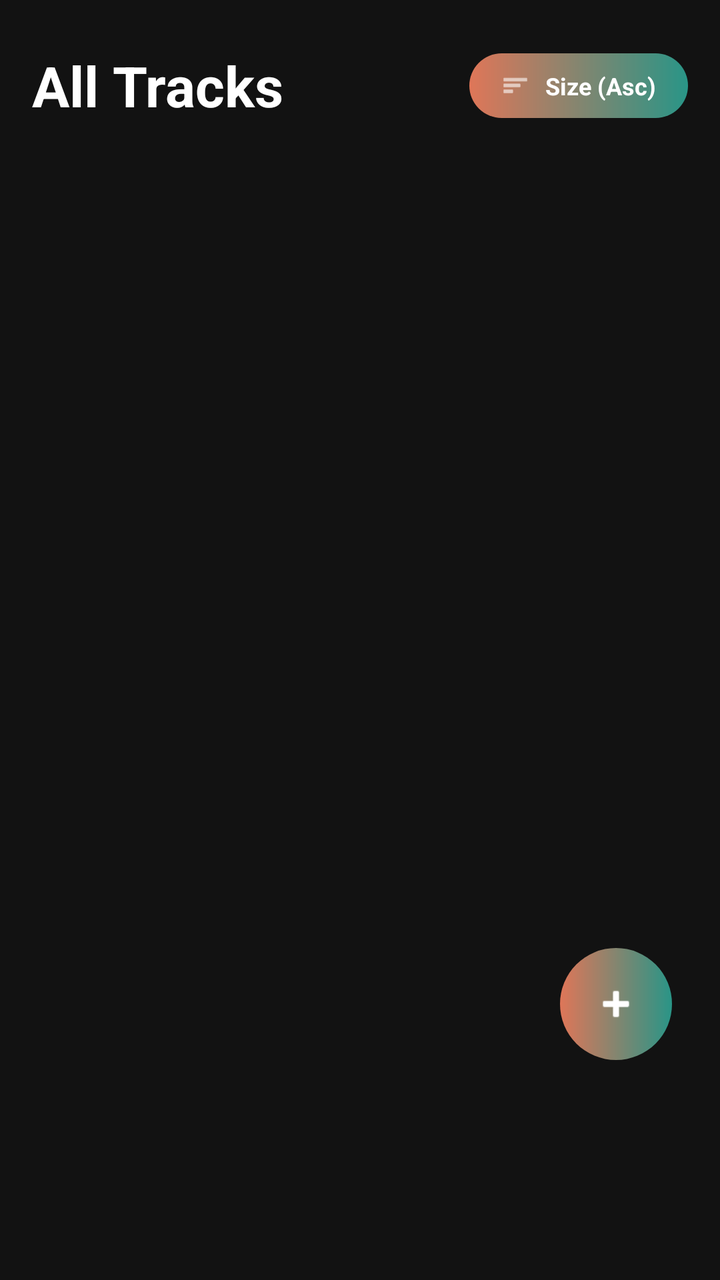
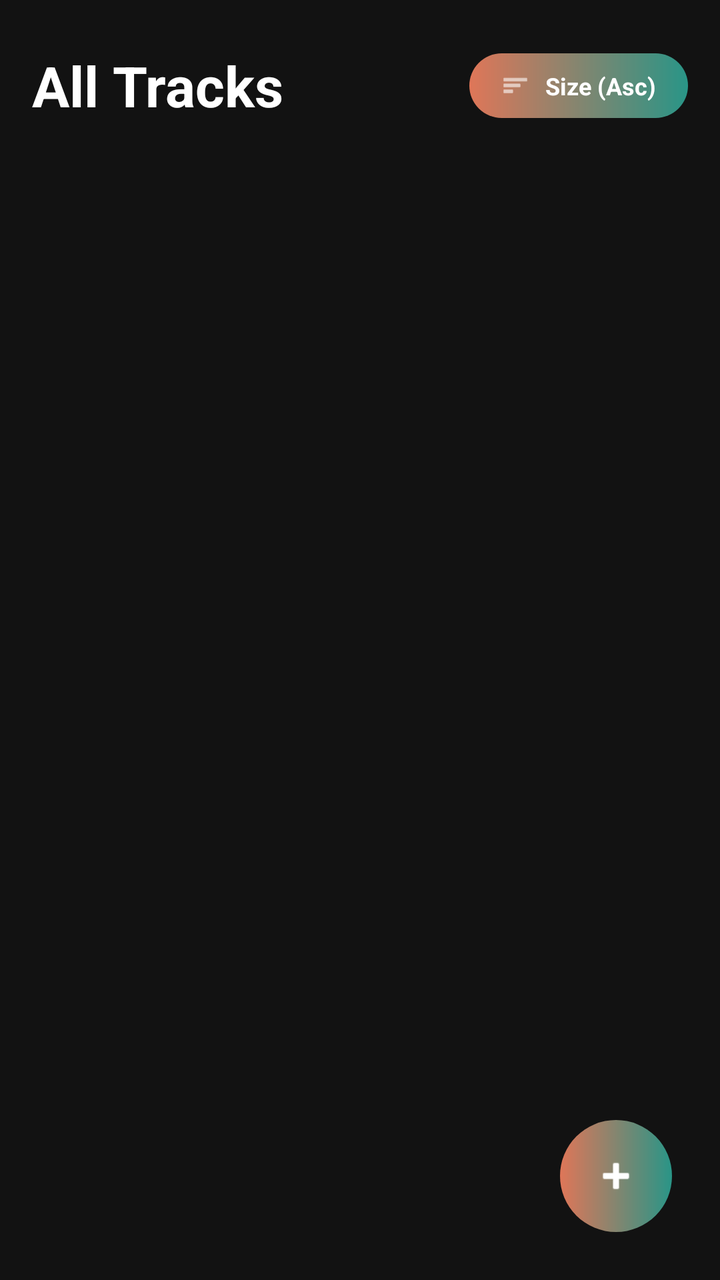

Before-and-after screenshots of an Android layout around one commit, followed by the original layout XML and the change that was made.
<!-- AndroidManifest.xml: application theme Theme.ViBePlayer -->
<!-- res/layout/fragment_local_tracks.xml -->
<?xml version="1.0" encoding="utf-8"?>
<androidx.constraintlayout.widget.ConstraintLayout xmlns:android="http://schemas.android.com/apk/res/android"
    xmlns:app="http://schemas.android.com/apk/res-auto"
    xmlns:tools="http://schemas.android.com/tools"
    android:layout_width="match_parent"
    android:layout_height="match_parent"
    android:background="@color/vibe_black"
    android:paddingTop="16dp">

    <TextView
        android:id="@+id/txtAllTracksHeader"
        android:layout_width="wrap_content"
        android:layout_height="wrap_content"
        android:layout_marginStart="16dp"
        android:layout_marginTop="8dp"
        android:text="All Tracks"
        android:textColor="@color/white"
        android:textSize="28sp"
        android:textStyle="bold"
        app:layout_constraintStart_toStartOf="parent"
        app:layout_constraintTop_toTopOf="parent" />

    <LinearLayout
        android:id="@+id/btnSort"
        android:layout_width="wrap_content"
        android:layout_height="wrap_content"
        android:layout_marginEnd="16dp"
        android:background="@drawable/bg_chip_outline"
        android:gravity="center_vertical"
        android:orientation="horizontal"
        android:paddingHorizontal="16dp"
        android:paddingVertical="8dp"
        app:layout_constraintBottom_toBottomOf="@id/txtAllTracksHeader"
        app:layout_constraintEnd_toEndOf="parent"
        app:layout_constraintTop_toTopOf="@id/txtAllTracksHeader">

        <ImageView
            android:layout_width="14dp"
            android:layout_height="14dp"
            android:src="@android:drawable/ic_menu_sort_by_size"
            app:tint="@color/white" />

        <TextView
            android:layout_width="wrap_content"
            android:layout_height="wrap_content"
            android:layout_marginStart="8dp"
            android:text="Size (Asc)"
            android:textColor="@color/white"
            android:textSize="12sp"
            android:textStyle="bold" />
    </LinearLayout>

    <androidx.recyclerview.widget.RecyclerView
        android:id="@+id/rvAllTracks"
        android:layout_width="match_parent"
        android:layout_height="0dp"
        android:layout_marginTop="16dp"
        android:clipToPadding="false"
        android:paddingBottom="120dp"
        app:layoutManager="androidx.recyclerview.widget.LinearLayoutManager"
        app:layout_constraintBottom_toBottomOf="parent"
        app:layout_constraintTop_toBottomOf="@id/txtAllTracksHeader"
        tools:itemCount="12"
        tools:listitem="@layout/item_song_row" />

    <FrameLayout
        android:id="@+id/fabAddTrack"
        android:layout_width="56dp"
        android:layout_height="56dp"
        android:layout_marginEnd="24dp"
        android:layout_marginBottom="110dp"
        android:background="@drawable/bg_chip_outline"
        android:clickable="true"
        android:focusable="true"
        app:layout_constraintBottom_toBottomOf="parent"
        app:layout_constraintEnd_toEndOf="parent">

        <ImageView
            android:layout_width="24dp"
            android:layout_height="24dp"
            android:layout_gravity="center"
            android:src="@android:drawable/ic_input_add"
            app:tint="@color/white" />
    </FrameLayout>

</androidx.constraintlayout.widget.ConstraintLayout>
<!-- res/layout/item_song_row.xml (included above) -->
<?xml version="1.0" encoding="utf-8"?>
<androidx.constraintlayout.widget.ConstraintLayout xmlns:android="http://schemas.android.com/apk/res/android"
    xmlns:app="http://schemas.android.com/apk/res-auto"
    android:layout_width="match_parent"
    android:layout_height="wrap_content"
    android:paddingHorizontal="16dp"
    android:paddingVertical="8dp"
    android:background="?attr/selectableItemBackground">

    <androidx.cardview.widget.CardView
        android:id="@+id/cardArtSmall"
        android:layout_width="48dp"
        android:layout_height="48dp"
        app:cardCornerRadius="4dp"
        app:cardElevation="0dp"
        app:cardBackgroundColor="#E0E0E0"
        app:layout_constraintStart_toStartOf="parent"
        app:layout_constraintTop_toTopOf="parent"
        app:layout_constraintBottom_toBottomOf="parent">

        <ImageView
            android:id="@+id/imgSongArt"
            android:layout_width="match_parent"
            android:layout_height="match_parent"
            android:scaleType="centerCrop" />
    </androidx.cardview.widget.CardView>

    <TextView
        android:id="@+id/txtSongTitle"
        android:layout_width="0dp"
        android:layout_height="wrap_content"
        android:text="Chahun Main Ya Naa"
        android:textColor="@color/white"
        android:textStyle="bold"
        android:textSize="14sp"
        android:layout_marginStart="12dp"
        android:layout_marginEnd="8dp"
        app:layout_constraintStart_toEndOf="@id/cardArtSmall"
        app:layout_constraintTop_toTopOf="@id/cardArtSmall"
        app:layout_constraintEnd_toStartOf="@id/txtSongDuration"
        app:layout_constraintBottom_toTopOf="@+id/txtSongArtist"
        app:layout_constraintVertical_chainStyle="packed"/>

    <TextView
        android:id="@+id/txtSongArtist"
        android:layout_width="0dp"
        android:layout_height="wrap_content"
        android:text="Arijit Singh"
        android:textColor="#A0A0A0"
        android:textSize="12sp"
        app:layout_constraintStart_toStartOf="@id/txtSongTitle"
        app:layout_constraintTop_toBottomOf="@id/txtSongTitle"
        app:layout_constraintEnd_toEndOf="@id/txtSongTitle"
        app:layout_constraintBottom_toBottomOf="@id/cardArtSmall"/>

    <TextView
        android:id="@+id/txtSongDuration"
        android:layout_width="wrap_content"
        android:layout_height="wrap_content"
        android:text="2:44"
        android:textColor="#A0A0A0"
        android:textSize="12sp"
        android:layout_marginEnd="12dp"
        app:layout_constraintEnd_toStartOf="@id/btnMenuRow"
        app:layout_constraintTop_toTopOf="parent"
        app:layout_constraintBottom_toBottomOf="parent"/>

    <ImageView
        android:id="@+id/btnMenuRow"
        android:layout_width="48dp"
        android:layout_height="48dp"
        android:padding="12dp"
        android:background="?attr/selectableItemBackgroundBorderless"
        android:src="@android:drawable/ic_menu_more"
        app:tint="#A0A0A0"
        app:layout_constraintEnd_toEndOf="parent"
        app:layout_constraintTop_toTopOf="parent"
        app:layout_constraintBottom_toBottomOf="parent" />

</androidx.constraintlayout.widget.ConstraintLayout>
<!-- resources referenced by this layout -->
<resources>
  <color name="vibe_black">#121212</color>
  <color name="white">#FFFFFFFF</color>
  <!-- drawable bg_chip_outline (drawable) -->
  <?xml version="1.0" encoding="utf-8"?>
  <shape xmlns:android="http://schemas.android.com/apk/res/android"
      android:shape="rectangle">
  
      <gradient
          android:angle="0"
          android:startColor="#DF7658"
          android:endColor="#299587" />
  
      <corners android:radius="50dp" />
  
  </shape>
  <style name="Theme.ViBePlayer" parent="Base.Theme.ViBePlayer" />
  <style name="Base.Theme.ViBePlayer" parent="Theme.Material3.DayNight.NoActionBar">
          
          
      </style>
</resources>

<!-- the commit's change to res/layout/fragment_local_tracks.xml (unified diff, before → after) -->
@@ -68,7 +68,7 @@
         android:layout_width="56dp"
         android:layout_height="56dp"
         android:layout_marginEnd="24dp"
-        android:layout_marginBottom="110dp"
+        android:layout_marginBottom="24dp"
         android:background="@drawable/bg_chip_outline"
         android:clickable="true"
         android:focusable="true"
@@ -90,7 +90,8 @@
     xmlns:app="http://schemas.android.com/apk/res-auto"
     android:layout_width="match_parent"
     android:layout_height="wrap_content"
-    android:paddingHorizontal="16dp"
+    android:paddingStart="16dp"
+    android:paddingEnd="0dp"
     android:paddingVertical="8dp"
     android:background="?attr/selectableItemBackground">
 
@@ -154,11 +155,11 @@
 
     <ImageView
         android:id="@+id/btnMenuRow"
-        android:layout_width="48dp"
-        android:layout_height="48dp"
+        android:layout_width="50dp"
+        android:layout_height="50dp"
         android:padding="12dp"
         android:background="?attr/selectableItemBackgroundBorderless"
-        android:src="@android:drawable/ic_menu_more"
+        android:src="@drawable/ic_three_dot"
         app:tint="#A0A0A0"
         app:layout_constraintEnd_toEndOf="parent"
         app:layout_constraintTop_toTopOf="parent"
<!-- resource entries referenced after the edit -->
@@ -15,6 +15,16 @@
       <corners android:radius="50dp" />
   
   </shape>
+  <!-- drawable ic_three_dot (drawable) -->
+  <vector xmlns:android="http://schemas.android.com/apk/res/android"
+      android:width="20dp"
+      android:height="20dp"
+      android:viewportWidth="20"
+      android:viewportHeight="20">
+    <path
+        android:pathData="M8.333,10C8.333,10.442 8.509,10.866 8.821,11.178C9.134,11.491 9.558,11.667 10,11.667C10.442,11.667 10.866,11.491 11.179,11.178C11.491,10.866 11.667,10.442 11.667,10C11.667,9.558 11.491,9.134 11.179,8.821C10.866,8.509 10.442,8.333 10,8.333C9.558,8.333 9.134,8.509 8.821,8.821C8.509,9.134 8.333,9.558 8.333,10ZM8.333,5C8.333,5.442 8.509,5.866 8.821,6.178C9.134,6.491 9.558,6.667 10,6.667C10.442,6.667 10.866,6.491 11.179,6.178C11.491,5.866 11.667,5.442 11.667,5C11.667,4.558 11.491,4.134 11.179,3.821C10.866,3.509 10.442,3.333 10,3.333C9.558,3.333 9.134,3.509 8.821,3.821C8.509,4.134 8.333,4.558 8.333,5ZM8.333,15C8.333,15.442 8.509,15.866 8.821,16.178C9.134,16.491 9.558,16.667 10,16.667C10.442,16.667 10.866,16.491 11.179,16.178C11.491,15.866 11.667,15.442 11.667,15C11.667,14.558 11.491,14.134 11.179,13.821C10.866,13.509 10.442,13.333 10,13.333C9.558,13.333 9.134,13.509 8.821,13.821C8.509,14.134 8.333,14.558 8.333,15Z"
+        android:fillColor="#ffffff"/>
+  </vector>
   <style name="Theme.ViBePlayer" parent="Base.Theme.ViBePlayer" />
   <style name="Base.Theme.ViBePlayer" parent="Theme.Material3.DayNight.NoActionBar">
           
